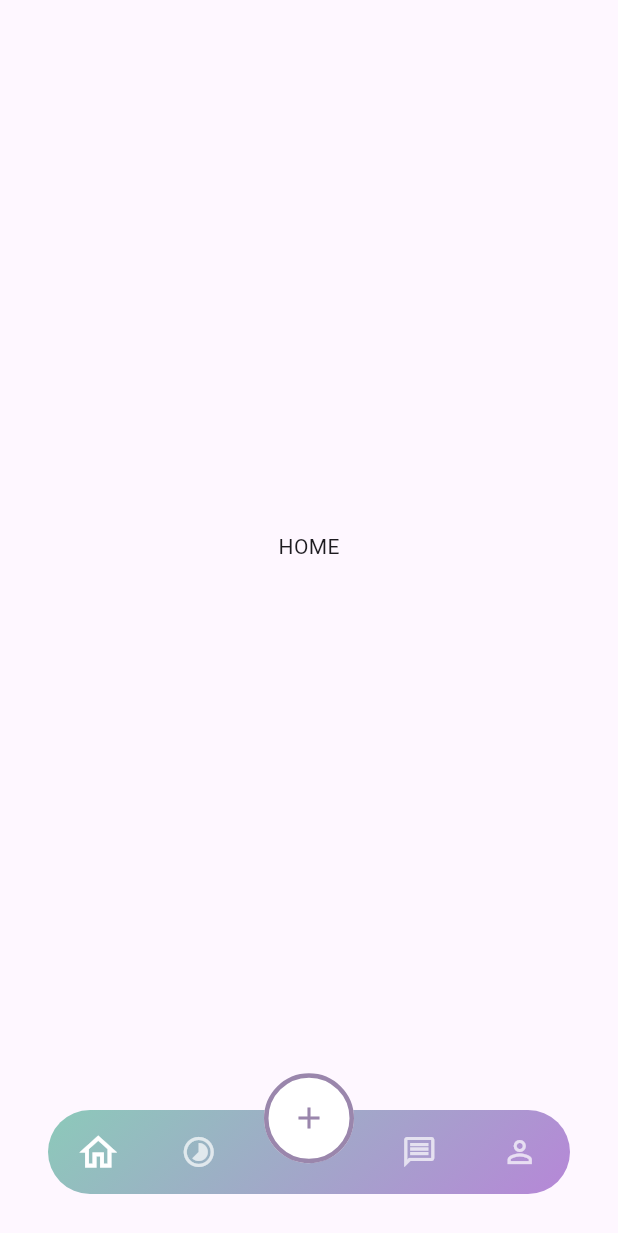
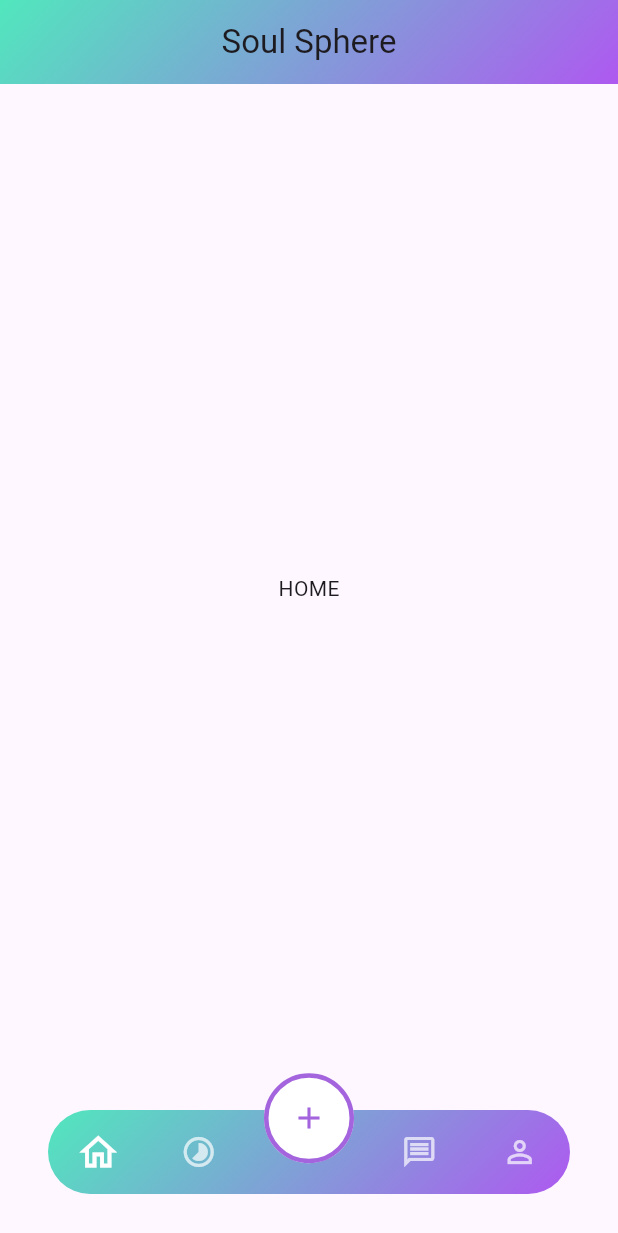
Before and after one commit to sofiahuang1/soul_sphere, a Flutter app: the screen it shows after launch, on a phone screen of 412 x 824 dp. Shown: the top 1233 px of the screen. Run offline on Flutter 3.47's test engine with Material 3 defaults, Android fonts, the phone set to English and light mode, and no system bars; our stand-ins replace go_router.

Commit message:
nav bar complete

```diff
--- a/lib/app/constants/app_colors.dart
+++ b/lib/app/constants/app_colors.dart
@@ -5,14 +5,14 @@ import 'package:flutter/material.dart';
 class AppColors {
   static const LinearGradient primaryGradient = LinearGradient(
     colors: [
-      Color.fromARGB(255, 135, 209, 182),
-      Color.fromARGB(255, 187, 127, 219),
+      Color.fromARGB(255, 70, 248, 183),
+      Color.fromARGB(255, 185, 72, 246),
     ],
     begin: Alignment.topLeft,
     end: Alignment.bottomRight,
     transform: GradientRotation(pi / 5),
   );
-  static const Color purple = Color.fromARGB(255, 154, 134, 172);
+  static const Color purple = Color.fromARGB(255, 164, 100, 221);
   static const Color white = Colors.white;
   static Color opacityWhite = Colors.white.withOpacity(0.7);
 }
--- a/lib/presentation/feature/home/home_screen.dart
+++ b/lib/presentation/feature/home/home_screen.dart
@@ -2,6 +2,7 @@ import 'package:flutter/material.dart';
 import 'package:soul_sphere/presentation/feature/home/widget/float_builder.dart';
 import 'package:soul_sphere/presentation/feature/home/widget/nav_items.dart';
 import 'package:soul_sphere/presentation/feature/home/widget/navigator_builder.dart';
+import 'package:soul_sphere/presentation/widgets/custom_app_bar.dart';
 import 'package:soul_sphere/presentation/widgets/nav_bar.dart';
 import 'package:soul_sphere/presentation/widgets/nav_model.dart';
 
@@ -51,6 +52,7 @@ class _HomeScreenState extends State<HomeScreen> with WidgetsBindingObserver {
   @override
   Widget build(BuildContext context) {
     return Scaffold(
+      appBar: const CustomAppBar(),
       body: IndexedStack(
         index: selectedTab,
         children: items.map((page) => buildNavigator(page)).toList(),
```
